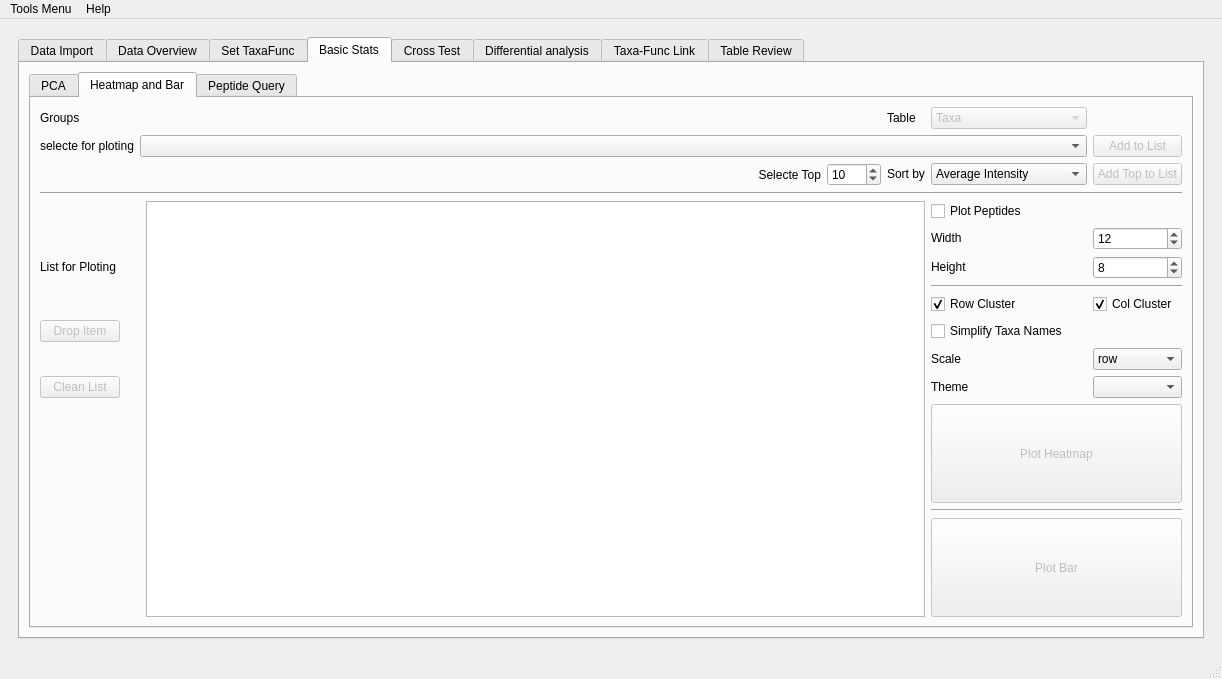
Above: utils/MetaX_GUI/MainWindow.ui from byemaxx/MetaX before the change. Below: the same form after it.
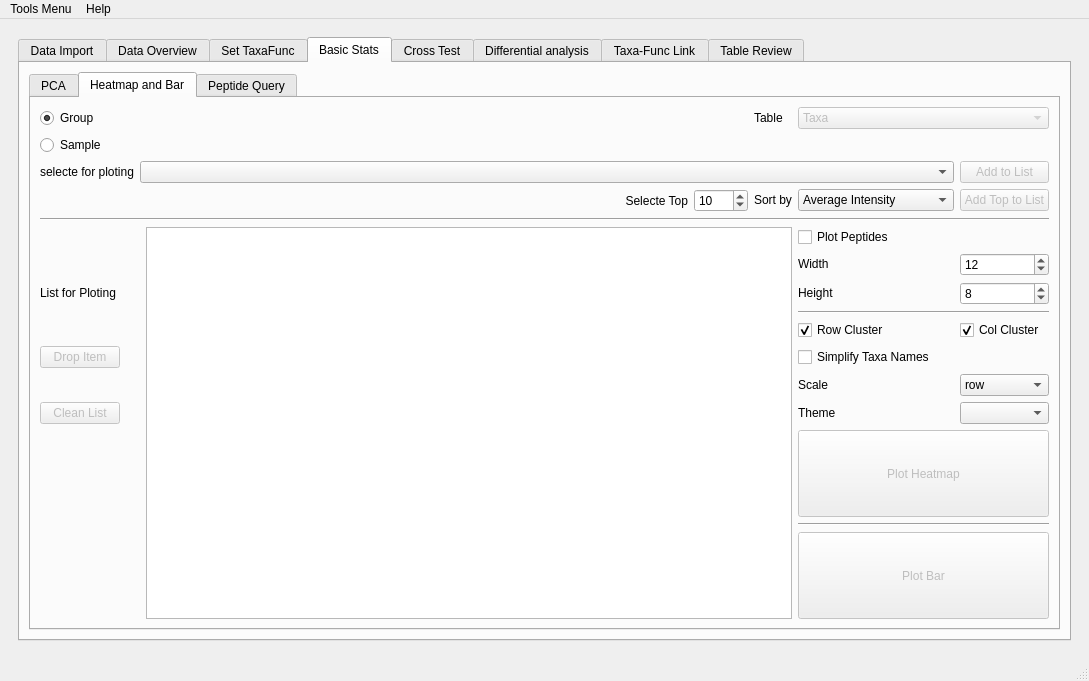
That is the form after the change. The open tabs and pages were chosen to show the change.

Commit message: modified:   utils/GUI.py     add sample selection in basic heatmap and bar plot part

Patch:
```diff
--- a/utils/MetaX_GUI/MainWindow.ui
+++ b/utils/MetaX_GUI/MainWindow.ui
@@ -6,8 +6,8 @@
    <rect>
     <x>0</x>
     <y>0</y>
-    <width>1222</width>
-    <height>679</height>
+    <width>1089</width>
+    <height>681</height>
    </rect>
   </property>
   <property name="sizePolicy">
@@ -790,76 +790,23 @@
                <layout class="QGridLayout" name="gridLayout_24">
                 <item row="0" column="0">
                  <layout class="QGridLayout" name="gridLayout_23">
-                  <item row="7" column="5">
-                   <widget class="QLabel" name="label_33">
+                  <item row="2" column="1" colspan="5">
+                   <widget class="QComboBox" name="comboBox_basic_heatmap_selection_list">
                     <property name="sizePolicy">
-                     <sizepolicy hsizetype="Fixed" vsizetype="Fixed">
+                     <sizepolicy hsizetype="Preferred" vsizetype="Fixed">
                       <horstretch>0</horstretch>
                       <verstretch>0</verstretch>
                      </sizepolicy>
                     </property>
-                    <property name="text">
-                     <string>Height</string>
+                    <property name="minimumSize">
+                     <size>
+                      <width>650</width>
+                      <height>0</height>
+                     </size>
                     </property>
                    </widget>
                   </item>
-                  <item row="10" column="5">
-                   <widget class="QCheckBox" name="checkBox_basic_hetatmap_rename_taxa">
-                    <property name="text">
-                     <string>Simplify Taxa Names</string>
-                    </property>
-                   </widget>
-                  </item>
-                  <item row="3" column="0" colspan="7">
-                   <widget class="Line" name="line_8">
-                    <property name="orientation">
-                     <enum>Qt::Horizontal</enum>
-                    </property>
-                   </widget>
-                  </item>
-                  <item row="12" column="0">
-                   <widget class="QPushButton" name="pushButton_basic_heatmap_clean_list">
-                    <property name="enabled">
-                     <bool>false</bool>
-                    </property>
-                    <property name="sizePolicy">
-                     <sizepolicy hsizetype="Fixed" vsizetype="Fixed">
-                      <horstretch>0</horstretch>
-                      <verstretch>0</verstretch>
-                     </sizepolicy>
-                    </property>
-                    <property name="text">
-                     <string>Clean List</string>
-                    </property>
-                   </widget>
-                  </item>
-                  <item row="9" column="6">
-                   <widget class="QCheckBox" name="checkBox_basic_hetatmap_col_cluster">
-                    <property name="text">
-                     <string>Col Cluster</string>
-                    </property>
-                    <property name="checked">
-                     <bool>true</bool>
-                    </property>
-                   </widget>
-                  </item>
-                  <item row="10" column="0">
-                   <widget class="QPushButton" name="pushButton_basic_heatmap_drop_item">
-                    <property name="enabled">
-                     <bool>false</bool>
-                    </property>
-                    <property name="sizePolicy">
-                     <sizepolicy hsizetype="Fixed" vsizetype="Fixed">
-                      <horstretch>0</horstretch>
-                      <verstretch>0</verstretch>
-                     </sizepolicy>
-                    </property>
-                    <property name="text">
-                     <string>Drop Item</string>
-                    </property>
-                   </widget>
-                  </item>
-                  <item row="11" column="6">
+                  <item row="12" column="6">
                    <widget class="QComboBox" name="comboBox_basic_hetatmap_scale">
                     <property name="sizePolicy">
                      <sizepolicy hsizetype="Preferred" vsizetype="Fixed">
@@ -884,40 +831,8 @@
                     </item>
                    </widget>
                   </item>
-                  <item row="15" column="5" colspan="2">
-                   <widget class="QPushButton" name="pushButton_basic_bar_plot">
-                    <property name="enabled">
-                     <bool>false</bool>
-                    </property>
-                    <property name="sizePolicy">
-                     <sizepolicy hsizetype="Preferred" vsizetype="Preferred">
-                      <horstretch>0</horstretch>
-                      <verstretch>0</verstretch>
-                     </sizepolicy>
-                    </property>
-                    <property name="text">
-                     <string>Plot Bar</string>
-                    </property>
-                   </widget>
-                  </item>
-                  <item row="1" column="6">
-                   <widget class="QPushButton" name="pushButton_basic_heatmap_add">
-                    <property name="enabled">
-                     <bool>false</bool>
-                    </property>
-                    <property name="sizePolicy">
-                     <sizepolicy hsizetype="Preferred" vsizetype="Fixed">
-                      <horstretch>0</horstretch>
-                      <verstretch>0</verstretch>
-                     </sizepolicy>
-                    </property>
-                    <property name="text">
-                     <string>Add to List</string>
-                    </property>
-                   </widget>
-                  </item>
-                  <item row="2" column="4">
-                   <widget class="QLabel" name="label_68">
+                  <item row="8" column="0">
+                   <widget class="QLabel" name="label_34">
                     <property name="sizePolicy">
                      <sizepolicy hsizetype="Fixed" vsizetype="Fixed">
                       <horstretch>0</horstretch>
@@ -925,11 +840,28 @@
                      </sizepolicy>
                     </property>
                     <property name="text">
-                     <string>Sort by</string>
+                     <string>List for Ploting</string>
                     </property>
                    </widget>
                   </item>
-                  <item row="2" column="2">
+                  <item row="10" column="5">
+                   <widget class="QCheckBox" name="checkBox_basic_hetatmap_row_cluster">
+                    <property name="text">
+                     <string>Row Cluster</string>
+                    </property>
+                    <property name="checked">
+                     <bool>true</bool>
+                    </property>
+                   </widget>
+                  </item>
+                  <item row="4" column="0" colspan="7">
+                   <widget class="Line" name="line_8">
+                    <property name="orientation">
+                     <enum>Qt::Horizontal</enum>
+                    </property>
+                   </widget>
+                  </item>
+                  <item row="3" column="2">
                    <widget class="QLabel" name="label_67">
                     <property name="sizePolicy">
                      <sizepolicy hsizetype="Expanding" vsizetype="Preferred">
@@ -945,52 +877,204 @@
                     </property>
                    </widget>
                   </item>
-                  <item row="1" column="1" colspan="5">
-                   <widget class="QComboBox" name="comboBox_basic_heatmap_selection_list">
+                  <item row="1" column="1" colspan="2">
+                   <layout class="QVBoxLayout" name="verticalLayout_basic_heatmap_sample"/>
+                  </item>
+                  <item row="0" column="4">
+                   <widget class="QLabel" name="label_80">
+                    <property name="text">
+                     <string>Table</string>
+                    </property>
+                   </widget>
+                  </item>
+                  <item row="13" column="5">
+                   <widget class="QLabel" name="label_13">
+                    <property name="text">
+                     <string>Theme</string>
+                    </property>
+                   </widget>
+                  </item>
+                  <item row="7" column="6">
+                   <widget class="QSpinBox" name="spinBox_basic_heatmap_width">
+                    <property name="minimum">
+                     <number>1</number>
+                    </property>
+                    <property name="maximum">
+                     <number>200</number>
+                    </property>
+                    <property name="value">
+                     <number>12</number>
+                    </property>
+                   </widget>
+                  </item>
+                  <item row="11" column="0">
+                   <widget class="QPushButton" name="pushButton_basic_heatmap_drop_item">
+                    <property name="enabled">
+                     <bool>false</bool>
+                    </property>
                     <property name="sizePolicy">
+                     <sizepolicy hsizetype="Fixed" vsizetype="Fixed">
+                      <horstretch>0</horstretch>
+                      <verstretch>0</verstretch>
+                     </sizepolicy>
+                    </property>
+                    <property name="text">
+                     <string>Drop Item</string>
+                    </property>
+                   </widget>
+                  </item>
+                  <item row="2" column="6">
+                   <widget class="QPushButton" name="pushButton_basic_heatmap_add">
+                    <property name="enabled">
+                     <bool>false</bool>
+                    </property>
+                    <property name="sizePolicy">
                      <sizepolicy hsizetype="Preferred" vsizetype="Fixed">
                       <horstretch>0</horstretch>
                       <verstretch>0</verstretch>
                      </sizepolicy>
                     </property>
-                    <property name="minimumSize">
-                     <size>
-                      <width>650</width>
-                      <height>0</height>
-                     </size>
+                    <property name="text">
+                     <string>Add to List</string>
                     </property>
                    </widget>
                   </item>
-                  <item row="0" column="1" colspan="2">
-                   <layout class="QVBoxLayout" name="verticalLayout_basic_heatmap_group"/>
+                  <item row="8" column="5">
+                   <widget class="QLabel" name="label_33">
+                    <property name="sizePolicy">
+                     <sizepolicy hsizetype="Fixed" vsizetype="Fixed">
+                      <horstretch>0</horstretch>
+                      <verstretch>0</verstretch>
+                     </sizepolicy>
+                    </property>
+                    <property name="text">
+                     <string>Height</string>
+                    </property>
+                   </widget>
                   </item>
-                  <item row="13" column="5" colspan="2">
-                   <widget class="QPushButton" name="pushButton_basic_heatmap_plot">
+                  <item row="13" column="6">
+                   <widget class="QComboBox" name="comboBox_basic_hetatmap_theme"/>
+                  </item>
+                  <item row="12" column="5">
+                   <widget class="QLabel" name="label_31">
+                    <property name="sizePolicy">
+                     <sizepolicy hsizetype="Fixed" vsizetype="Fixed">
+                      <horstretch>0</horstretch>
+                      <verstretch>0</verstretch>
+                     </sizepolicy>
+                    </property>
+                    <property name="text">
+                     <string>Scale</string>
+                    </property>
+                   </widget>
+                  </item>
+                  <item row="13" column="0">
+                   <widget class="QPushButton" name="pushButton_basic_heatmap_clean_list">
                     <property name="enabled">
                      <bool>false</bool>
                     </property>
                     <property name="sizePolicy">
-                     <sizepolicy hsizetype="Preferred" vsizetype="Preferred">
+                     <sizepolicy hsizetype="Fixed" vsizetype="Fixed">
                       <horstretch>0</horstretch>
                       <verstretch>0</verstretch>
                      </sizepolicy>
                     </property>
                     <property name="text">
-                     <string>Plot Heatmap</string>
+                     <string>Clean List</string>
                     </property>
                    </widget>
                   </item>
-                  <item row="9" column="5">
-                   <widget class="QCheckBox" name="checkBox_basic_hetatmap_row_cluster">
+                  <item row="7" column="5">
+                   <widget class="QLabel" name="label_35">
+                    <property name="sizePolicy">
+                     <sizepolicy hsizetype="Fixed" vsizetype="Fixed">
+                      <horstretch>0</horstretch>
+                      <verstretch>0</verstretch>
+                     </sizepolicy>
+                    </property>
                     <property name="text">
-                     <string>Row Cluster</string>
+                     <string>Width</string>
                     </property>
-                    <property name="checked">
-                     <bool>true</bool>
+                   </widget>
+                  </item>
+                  <item row="11" column="5">
+                   <widget class="QCheckBox" name="checkBox_basic_hetatmap_rename_taxa">
+                    <property name="text">
+                     <string>Simplify Taxa Names</string>
                     </property>
                    </widget>
                   </item>
-                  <item row="2" column="5">
+                  <item row="3" column="6">
+                   <widget class="QPushButton" name="pushButton_basic_heatmap_add_top">
+                    <property name="enabled">
+                     <bool>false</bool>
+                    </property>
+                    <property name="sizePolicy">
+                     <sizepolicy hsizetype="Preferred" vsizetype="Fixed">
+                      <horstretch>0</horstretch>
+                      <verstretch>0</verstretch>
+                     </sizepolicy>
+                    </property>
+                    <property name="text">
+                     <string>Add Top to List</string>
+                    </property>
+                   </widget>
+                  </item>
+                  <item row="0" column="5" colspan="2">
+                   <widget class="QComboBox" name="comboBox_basic_table">
+                    <property name="enabled">
+                     <bool>false</bool>
+                    </property>
+                    <item>
+                     <property name="text">
+                      <string>Taxa</string>
+                     </property>
+                    </item>
+                    <item>
+                     <property name="text">
+                      <string>Func</string>
+                     </property>
+                    </item>
+                    <item>
+                     <property name="text">
+                      <string>Taxa-Func</string>
+                     </property>
+                    </item>
+                    <item>
+                     <property name="text">
+                      <string>Peptide</string>
+                     </property>
+                    </item>
+                   </widget>
+                  </item>
+                  <item row="3" column="4">
+                   <widget class="QLabel" name="label_68">
+                    <property name="sizePolicy">
+                     <sizepolicy hsizetype="Fixed" vsizetype="Fixed">
+                      <horstretch>0</horstretch>
+                      <verstretch>0</verstretch>
+                     </sizepolicy>
+                    </property>
+                    <property name="text">
+                     <string>Sort by</string>
+                    </property>
+                   </widget>
+                  </item>
+                  <item row="1" column="0">
+                   <widget class="QRadioButton" name="radioButton_basic_heatmap_sample">
+                    <property name="text">
+                     <string>Sample</string>
+                    </property>
+                   </widget>
+                  </item>
+                  <item row="6" column="5" colspan="2">
+                   <widget class="QCheckBox" name="checkBox_basic_heatmap_plot_peptide">
+                    <property name="text">
+                     <string>Plot Peptides</string>
+                    </property>
+                   </widget>
+                  </item>
+                  <item row="3" column="5">
                    <widget class="QComboBox" name="comboBox_basic_heatmap_top_by">
                     <item>
                      <property name="text">
@@ -1049,72 +1133,7 @@
                     </item>
                    </widget>
                   </item>
-                  <item row="0" column="0">
-                   <widget class="QLabel" name="label_basic_hetatmap_group">
-                    <property name="sizePolicy">
-                     <sizepolicy hsizetype="Fixed" vsizetype="Fixed">
-                      <horstretch>0</horstretch>
-                      <verstretch>0</verstretch>
-                     </sizepolicy>
-                    </property>
-                    <property name="text">
-                     <string>Groups</string>
-                    </property>
-                   </widget>
-                  </item>
-                  <item row="8" column="5" colspan="2">
-                   <widget class="Line" name="line_6">
-                    <property name="orientation">
-                     <enum>Qt::Horizontal</enum>
-                    </property>
-                   </widget>
-                  </item>
-                  <item row="6" column="6">
-                   <widget class="QSpinBox" name="spinBox_basic_heatmap_width">
-                    <property name="minimum">
-                     <number>1</number>
-                    </property>
-                    <property name="maximum">
-                     <number>200</number>
-                    </property>
-                    <property name="value">
-                     <number>12</number>
-                    </property>
-                   </widget>
-                  </item>
-                  <item row="12" column="6">
-                   <widget class="QComboBox" name="comboBox_basic_hetatmap_theme"/>
-                  </item>
-                  <item row="2" column="6">
-                   <widget class="QPushButton" name="pushButton_basic_heatmap_add_top">
-                    <property name="enabled">
-                     <bool>false</bool>
-                    </property>
-                    <property name="sizePolicy">
-                     <sizepolicy hsizetype="Preferred" vsizetype="Fixed">
-                      <horstretch>0</horstretch>
-                      <verstretch>0</verstretch>
-                     </sizepolicy>
-                    </property>
-                    <property name="text">
-                     <string>Add Top to List</string>
-                    </property>
-                   </widget>
-                  </item>
-                  <item row="7" column="0">
-                   <widget class="QLabel" name="label_34">
-                    <property name="sizePolicy">
-                     <sizepolicy hsizetype="Fixed" vsizetype="Fixed">
-                      <horstretch>0</horstretch>
-                      <verstretch>0</verstretch>
-                     </sizepolicy>
-                    </property>
-                    <property name="text">
-                     <string>List for Ploting</string>
-                    </property>
-                   </widget>
-                  </item>
-                  <item row="5" column="2" rowspan="11" colspan="3">
+                  <item row="6" column="2" rowspan="11" colspan="3">
                    <widget class="QListWidget" name="listWidget_list_for_ploting">
                     <property name="sizePolicy">
                      <sizepolicy hsizetype="Preferred" vsizetype="Preferred">
@@ -1124,21 +1143,59 @@
                     </property>
                    </widget>
                   </item>
-                  <item row="14" column="5" colspan="2">
-                   <widget class="Line" name="line_7">
-                    <property name="orientation">
-                     <enum>Qt::Horizontal</enum>
+                  <item row="16" column="5" colspan="2">
+                   <widget class="QPushButton" name="pushButton_basic_bar_plot">
+                    <property name="enabled">
+                     <bool>false</bool>
                     </property>
+                    <property name="sizePolicy">
+                     <sizepolicy hsizetype="Preferred" vsizetype="Preferred">
+                      <horstretch>0</horstretch>
+                      <verstretch>0</verstretch>
+                     </sizepolicy>
+                    </property>
+                    <property name="text">
+                     <string>Plot Bar</string>
+                    </property>
                    </widget>
                   </item>
-                  <item row="1" column="0">
+                  <item row="8" column="6">
+                   <widget class="QSpinBox" name="spinBox_basic_heatmap_height">
+                    <property name="minimum">
+                     <number>1</number>
+                    </property>
+                    <property name="maximum">
+                     <number>200</number>
+                    </property>
+                    <property name="value">
+                     <number>8</number>
+                    </property>
+                   </widget>
+                  </item>
+                  <item row="2" column="0">
                    <widget class="QLabel" name="label_32">
                     <property name="text">
                      <string>selecte for ploting</string>
                     </property>
                    </widget>
                   </item>
-                  <item row="2" column="3">
+                  <item row="14" column="5" colspan="2">
+                   <widget class="QPushButton" name="pushButton_basic_heatmap_plot">
+                    <property name="enabled">
+                     <bool>false</bool>
+                    </property>
+                    <property name="sizePolicy">
+                     <sizepolicy hsizetype="Preferred" vsizetype="Preferred">
+                      <horstretch>0</horstretch>
+                      <verstretch>0</verstretch>
+                     </sizepolicy>
+                    </property>
+                    <property name="text">
+                     <string>Plot Heatmap</string>
+                    </property>
+                   </widget>
+                  </item>
+                  <item row="3" column="3">
                    <widget class="QSpinBox" name="spinBox_basic_heatmap_top_num">
                     <property name="sizePolicy">
                      <sizepolicy hsizetype="Preferred" vsizetype="Fixed">
@@ -1157,91 +1214,41 @@
                     </property>
                    </widget>
                   </item>
-                  <item row="11" column="5">
-                   <widget class="QLabel" name="label_31">
-                    <property name="sizePolicy">
-                     <sizepolicy hsizetype="Fixed" vsizetype="Fixed">
-                      <horstretch>0</horstretch>
-                      <verstretch>0</verstretch>
-                     </sizepolicy>
-                    </property>
-                    <property name="text">
-                     <string>Scale</string>
-                    </property>
-                   </widget>
+                  <item row="0" column="1" colspan="2">
+                   <layout class="QVBoxLayout" name="verticalLayout_basic_heatmap_group"/>
                   </item>
-                  <item row="12" column="5">
-                   <widget class="QLabel" name="label_13">
-                    <property name="text">
-                     <string>Theme</string>
+                  <item row="15" column="5" colspan="2">
+                   <widget class="Line" name="line_7">
+                    <property name="orientation">
+                     <enum>Qt::Horizontal</enum>
                     </property>
                    </widget>
                   </item>
-                  <item row="6" column="5">
-                   <widget class="QLabel" name="label_35">
-                    <property name="sizePolicy">
-                     <sizepolicy hsizetype="Fixed" vsizetype="Fixed">
-                      <horstretch>0</horstretch>
-                      <verstretch>0</verstretch>
-                     </sizepolicy>
-                    </property>
+                  <item row="0" column="0">
+                   <widget class="QRadioButton" name="radioButton_basic_heatmap_group">
                     <property name="text">
-                     <string>Width</string>
+                     <string>Group</string>
                     </property>
-                   </widget>
-                  </item>
-                  <item row="7" column="6">
-                   <widget class="QSpinBox" name="spinBox_basic_heatmap_height">
-                    <property name="minimum">
-                     <number>1</number>
+                    <property name="checked">
+                     <bool>true</bool>
                     </property>
-                    <property name="maximum">
-                     <number>200</number>
-                    </property>
-                    <property name="value">
-                     <number>8</number>
-                    </property>
                    </widget>
                   </item>
-                  <item row="5" column="5" colspan="2">
-                   <widget class="QCheckBox" name="checkBox_basic_heatmap_plot_peptide">
+                  <item row="10" column="6">
+                   <widget class="QCheckBox" name="checkBox_basic_hetatmap_col_cluster">
                     <property name="text">
-                     <string>Plot Peptides</string>
+                     <string>Col Cluster</string>
                     </property>
-                   </widget>
-                  </item>
-                  <item row="0" column="4">
-                   <widget class="QLabel" name="label_80">
-                    <property name="text">
-                     <string>Table</string>
+                    <property name="checked">
+                     <bool>true</bool>
                     </property>
                    </widget>
                   </item>
-                  <item row="0" column="5">
-                   <widget class="QComboBox" name="comboBox_basic_table">
-                    <property name="enabled">
-                     <bool>false</bool>
+                  <item row="9" column="5" colspan="2">
+                   <widget class="Line" name="line_6">
+                    <property name="orientation">
+                     <enum>Qt::Horizontal</enum>
                     </property>
-                    <item>
-                     <property name="text">
-                      <string>Taxa</string>
-                     </property>
-                    </item>
-                    <item>
-                     <property name="text">
-                      <string>Func</string>
-                     </property>
-                    </item>
-                    <item>
-                     <property name="text">
-                      <string>Taxa-Func</string>
-                     </property>
-                    </item>
-                    <item>
-                     <property name="text">
-                      <string>Peptide</string>
-                     </property>
-                    </item>
                    </widget>
                   </item>
                  </layout>
@@ -3804,8 +3811,8 @@
     <rect>
      <x>0</x>
      <y>0</y>
-     <width>1222</width>
-     <height>26</height>
+     <width>1089</width>
+     <height>21</height>
     </rect>
    </property>
    <widget class="QMenu" name="menuTools">
```
Left out of the diff: 11 changed lines with no effect on the pictures. The commit also changes 6 other files.
